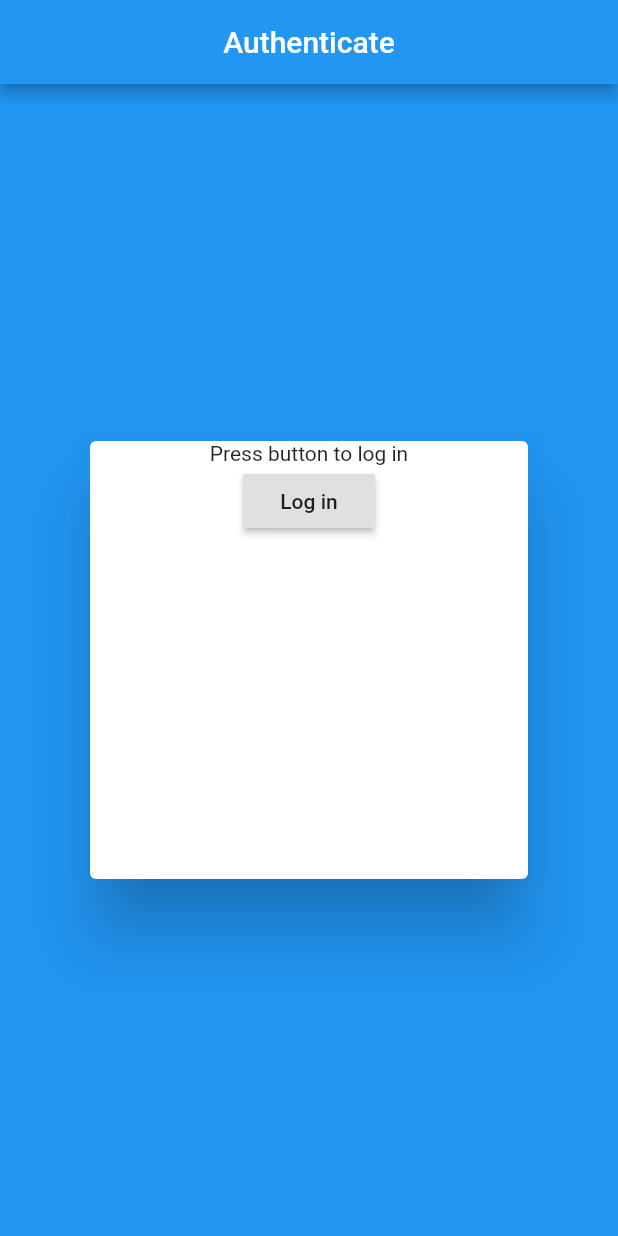
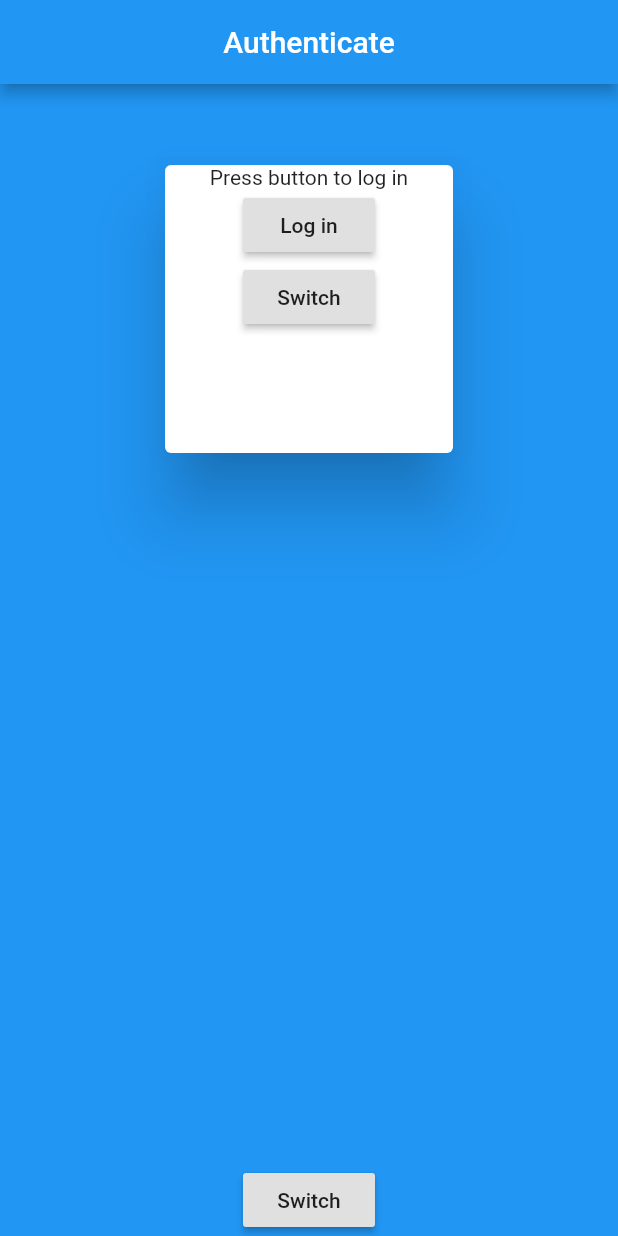
Before and after one commit to djurobrah/flutter_fire_auth, a Flutter app: the screen it shows after launch, on a phone screen of 412 x 824 dp. Run offline on Flutter 3.47's test engine with Material 2 defaults, Android fonts, the phone set to English and light mode, and no system bars; our stand-ins replace fluro; statements that could not run were skipped.

Commit message:
Added basic animation upon switching widgets.

```diff
--- a/lib/AuthPage.dart
+++ b/lib/AuthPage.dart
@@ -1,6 +1,23 @@
 import 'package:flutter/material.dart';
+import 'package:flutter_fire_auth/LogInWidget.dart';
+import 'package:flutter_fire_auth/RegisterWidget.dart';
 
-class AuthPage extends StatelessWidget {
+class AuthPage extends StatefulWidget {
+  @override
+  _AuthPageState createState() => _AuthPageState();
+}
+
+class _AuthPageState extends State<AuthPage> {
+  Widget _displayedWidget = LogInWidget();
+
+  void _changeWidget() {
+    setState(() {
+      _displayedWidget.toStringShort() == LogInWidget().toStringShort()
+          ? _displayedWidget = RegisterWidget()
+          : _displayedWidget = LogInWidget();
+    });
+  }
+
   @override
   Widget build(BuildContext context) {
     return Scaffold(
@@ -10,21 +27,21 @@ class AuthPage extends StatelessWidget {
         ),
       ),
       body: Center(
-        child: Container(
-          width: 300,
-          height: 300,
-          child: Card(
-            elevation: 20,
-            child: Column(
-              children: <Widget>[
-                Text("Press button to log in"),
-                RaisedButton(
-                  child: Text("Log in"),
-                  onPressed: () => Navigator.pushNamed(context, 'homePage'),
-                ),
-              ],
+        child: Column(
+          children: <Widget>[
+            AnimatedSwitcher(
+              duration: const Duration(milliseconds: 450),
+              child: _displayedWidget,
+              transitionBuilder: (Widget child, Animation<double> animation) =>
+                  ScaleTransition(child: child, scale: animation),
+              reverseDuration: const Duration(milliseconds: 450),
             ),
-          ),
+            Flexible(child: Container(),),
+            RaisedButton(
+              child: Text("Switch"),
+              onPressed: () => _changeWidget(),
+            ),
+          ],
         ),
       ),
       backgroundColor: Colors.blue,
--- /dev/null
+++ b/lib/LogInWidget.dart
@@ -0,0 +1,28 @@
+import 'package:flutter/material.dart';
+
+class LogInWidget extends StatelessWidget {
+  @override
+  Widget build(BuildContext context) {
+    return Container(
+      width: 200,
+      height: 200,
+      margin: EdgeInsets.symmetric(vertical: 50),
+      child: Card(
+        elevation: 20,
+        child: Column(
+          children: <Widget>[
+            Text("Press button to log in"),
+            RaisedButton(
+              child: Text("Log in"),
+              onPressed: () => Navigator.pushNamed(context, 'homePage'),
+            ),
+            RaisedButton(
+              child: Text("Switch"),
+              onPressed: () => Navigator.pushNamed(context, 'homePage'),
+            ),
+          ],
+        ),
+      ),
+    );
+  }
+}
--- a/lib/main.dart
+++ b/lib/main.dart
@@ -23,5 +23,5 @@ class MyApp extends StatelessWidget {
   }
 }
 
-// TODO: add "register" option and use the flip card animation
 // TODO: connect Firebase auth and expand from there
+// TODO: play with animations a little more
--- a/lib/router.dart
+++ b/lib/router.dart
@@ -6,11 +6,13 @@ import 'package:flutter_fire_auth/HomePage.dart';
 class FluroRouter {
   static Router router = Router();
 
+  //declare all route Handlers below
   static var _homePageHandler = Handler(
     handlerFunc: (BuildContext context, Map<String, dynamic> params) =>
         HomePage(),
   );
 
+  //define all route names & their respective handlers
   static void defineRoutes() {
     router.define('homePage',
         handler: _homePageHandler, transitionType: TransitionType.fadeIn);
```
Also changed, not shown: lib/RegisterWidget.dart (added, +27 -0 lines).
